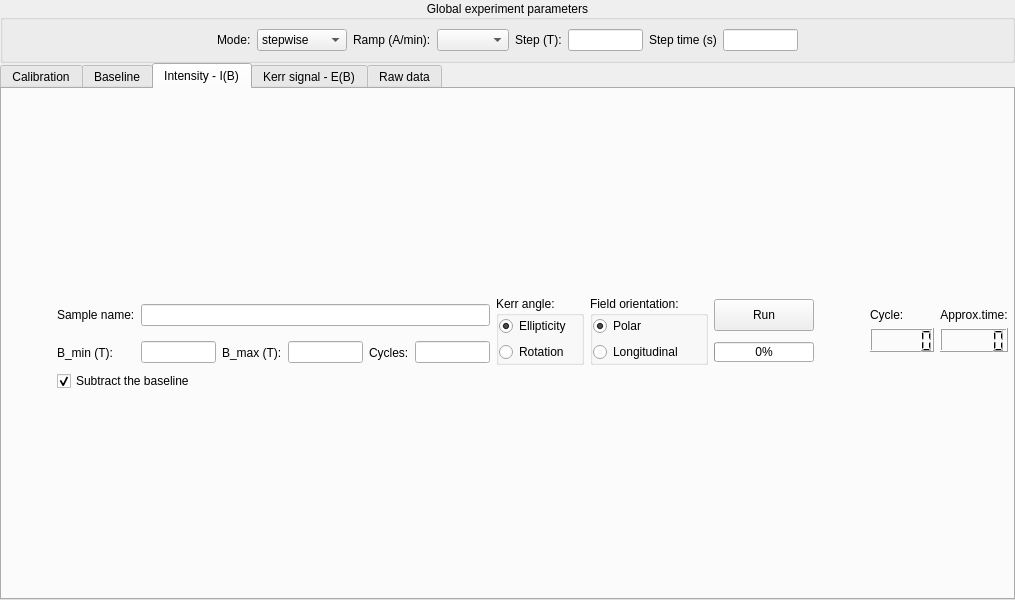
This is nicos_jcns/moke01/gui/mokepanel.ui in mlz-ictrl/nicos as Qt 5 draws it before an edit. The edited form follows.
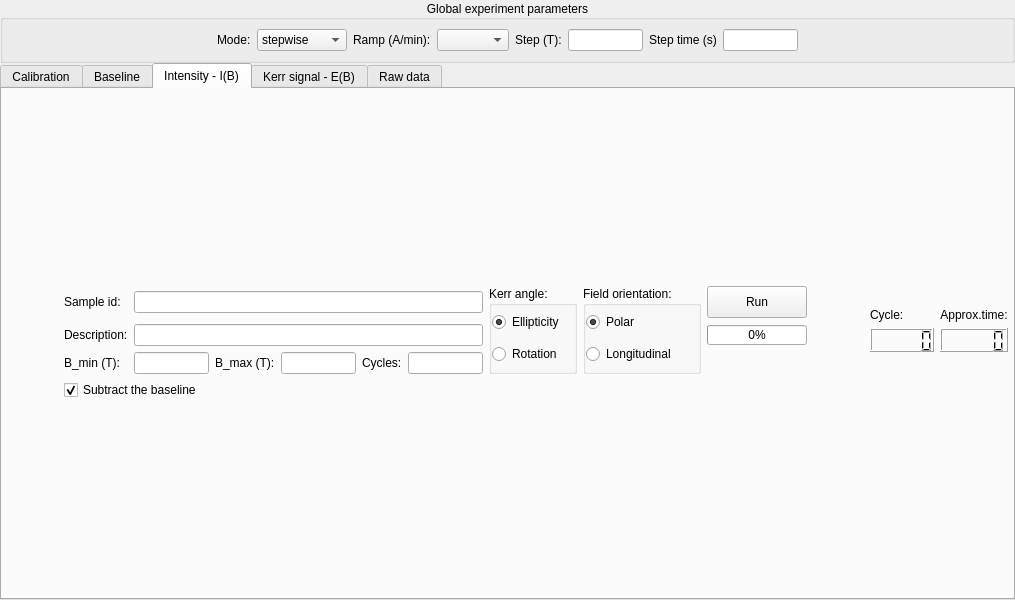
This is the edited form. The open tabs and pages were chosen to show the change.

Commit message: moke01: rfc sample naming

Diff of the .ui file:
```diff
--- a/nicos_jcns/moke01/gui/mokepanel.ui
+++ b/nicos_jcns/moke01/gui/mokepanel.ui
@@ -427,195 +427,7 @@
        </property>
        <item row="0" column="0">
         <layout class="QGridLayout" name="lyt_intensity">
-         <item row="0" column="1">
-          <widget class="QLabel" name="lbl_sample">
-           <property name="text">
-            <string>Sample name:</string>
-           </property>
-          </widget>
-         </item>
-         <item row="0" column="2" colspan="5">
-          <widget class="QLineEdit" name="ln_sample"/>
-         </item>
-         <item row="0" column="8" rowspan="2">
-          <widget class="QGroupBox" name="grb_field_orientation">
-           <property name="title">
-            <string>Field orientation:</string>
-           </property>
-           <layout class="QVBoxLayout" name="verticalLayout_3">
-            <property name="leftMargin">
-             <number>0</number>
-            </property>
-            <property name="topMargin">
-             <number>0</number>
-            </property>
-            <property name="rightMargin">
-             <number>0</number>
-            </property>
-            <property name="bottomMargin">
-             <number>0</number>
-            </property>
-            <item>
-             <widget class="QRadioButton" name="rad_polar">
-              <property name="text">
-               <string>Polar</string>
-              </property>
-              <property name="checked">
-               <bool>true</bool>
-              </property>
-             </widget>
-            </item>
-            <item>
-             <widget class="QRadioButton" name="rad_longitudinal">
-              <property name="text">
-               <string>Longitudinal</string>
-              </property>
-             </widget>
-            </item>
-           </layout>
-          </widget>
-         </item>
-         <item row="1" column="1">
-          <widget class="QLabel" name="lbl_Bmin">
-           <property name="text">
-            <string>B_min (T):</string>
-           </property>
-          </widget>
-         </item>
-         <item row="1" column="2">
-          <widget class="QLineEdit" name="ln_Bmin">
-           <property name="minimumSize">
-            <size>
-             <width>75</width>
-             <height>0</height>
-            </size>
-           </property>
-           <property name="maximumSize">
-            <size>
-             <width>75</width>
-             <height>16777215</height>
-            </size>
-           </property>
-           <property name="text">
-            <string/>
-           </property>
-          </widget>
-         </item>
-         <item row="1" column="5">
-          <widget class="QLabel" name="lbl_cycles">
-           <property name="text">
-            <string>Cycles:</string>
-           </property>
-          </widget>
-         </item>
-         <item row="1" column="9">
-          <widget class="QProgressBar" name="bar_cycles">
-           <property name="sizePolicy">
-            <sizepolicy hsizetype="Fixed" vsizetype="Fixed">
-             <horstretch>0</horstretch>
-             <verstretch>0</verstretch>
-            </sizepolicy>
-           </property>
-           <property name="minimumSize">
-            <size>
-             <width>100</width>
-             <height>20</height>
-            </size>
-           </property>
-           <property name="maximumSize">
-            <size>
-             <width>100</width>
-             <height>20</height>
-            </size>
-           </property>
-           <property name="baseSize">
-            <size>
-             <width>0</width>
-             <height>0</height>
-            </size>
-           </property>
-           <property name="minimum">
-            <number>0</number>
-           </property>
-           <property name="maximum">
-            <number>1</number>
-           </property>
-           <property name="value">
-            <number>0</number>
-           </property>
-           <property name="alignment">
-            <set>Qt::AlignCenter</set>
-           </property>
-           <property name="textVisible">
-            <bool>true</bool>
-           </property>
-           <property name="orientation">
-            <enum>Qt::Horizontal</enum>
-           </property>
-           <property name="invertedAppearance">
-            <bool>false</bool>
-           </property>
-           <property name="textDirection">
-            <enum>QProgressBar::TopToBottom</enum>
-           </property>
-           <property name="format">
-            <string extracomment="1234">%p%</string>
-           </property>
-          </widget>
-         </item>
-         <item row="1" column="3">
-          <widget class="QLabel" name="lbl_Bmax">
-           <property name="text">
-            <string>B_max (T):</string>
-           </property>
-          </widget>
-         </item>
-         <item row="0" column="10" rowspan="2">
-          <spacer name="spcr_intensity_2">
-           <property name="orientation">
-            <enum>Qt::Horizontal</enum>
-           </property>
-           <property name="sizeHint" stdset="0">
-            <size>
-             <width>40</width>
-             <height>20</height>
-            </size>
-           </property>
-          </spacer>
-         </item>
-         <item row="1" column="6">
-          <widget class="QLineEdit" name="ln_cycles">
-           <property name="minimumSize">
-            <size>
-             <width>75</width>
-             <height>0</height>
-            </size>
-           </property>
-           <property name="maximumSize">
-            <size>
-             <width>75</width>
-             <height>16777215</height>
-            </size>
-           </property>
-           <property name="text">
-            <string/>
-           </property>
-          </widget>
-         </item>
-         <item row="0" column="0" rowspan="2">
-          <spacer name="spcr_intensity_1">
-           <property name="orientation">
-            <enum>Qt::Horizontal</enum>
-           </property>
-           <property name="sizeHint" stdset="0">
-            <size>
-             <width>40</width>
-             <height>20</height>
-            </size>
-           </property>
-          </spacer>
-         </item>
-         <item row="0" column="13" rowspan="2">
+         <item row="0" column="13" rowspan="3">
           <layout class="QVBoxLayout" name="lyt_intensity_timer">
            <property name="sizeConstraint">
             <enum>QLayout::SetMinimumSize</enum>
@@ -686,7 +498,53 @@
            </item>
           </layout>
          </item>
-         <item row="2" column="1" colspan="6">
+         <item row="0" column="0" rowspan="3">
+          <spacer name="spcr_intensity_1">
+           <property name="orientation">
+            <enum>Qt::Horizontal</enum>
+           </property>
+           <property name="sizeHint" stdset="0">
+            <size>
+             <width>40</width>
+             <height>20</height>
+            </size>
+           </property>
+          </spacer>
+         </item>
+         <item row="0" column="1">
+          <widget class="QLabel" name="lbl_id">
+           <property name="text">
+            <string>Sample id:</string>
+           </property>
+          </widget>
+         </item>
+         <item row="2" column="4">
+          <widget class="QLineEdit" name="ln_Bmax">
+           <property name="minimumSize">
+            <size>
+             <width>75</width>
+             <height>0</height>
+            </size>
+           </property>
+           <property name="maximumSize">
+            <size>
+             <width>75</width>
+             <height>16777215</height>
+            </size>
+           </property>
+           <property name="text">
+            <string/>
+           </property>
+          </widget>
+         </item>
+         <item row="2" column="5">
+          <widget class="QLabel" name="lbl_cycles">
+           <property name="text">
+            <string>Cycles:</string>
+           </property>
+          </widget>
+         </item>
+         <item row="3" column="1" colspan="6">
           <widget class="QCheckBox" name="chck_subtract_baseline">
            <property name="text">
             <string>Subtract the baseline</string>
@@ -696,32 +554,113 @@
            </property>
           </widget>
          </item>
-         <item row="0" column="9">
-          <widget class="QPushButton" name="btn_run">
-           <property name="sizePolicy">
-            <sizepolicy hsizetype="Fixed" vsizetype="Minimum">
-             <horstretch>0</horstretch>
-             <verstretch>0</verstretch>
-            </sizepolicy>
+         <item row="2" column="6">
+          <widget class="QLineEdit" name="ln_cycles">
+           <property name="minimumSize">
+            <size>
+             <width>75</width>
+             <height>0</height>
+            </size>
            </property>
+           <property name="maximumSize">
+            <size>
+             <width>75</width>
+             <height>16777215</height>
+            </size>
+           </property>
+           <property name="text">
+            <string/>
+           </property>
+          </widget>
+         </item>
+         <item row="0" column="10" rowspan="3">
+          <spacer name="spcr_intensity_2">
+           <property name="orientation">
+            <enum>Qt::Horizontal</enum>
+           </property>
+           <property name="sizeHint" stdset="0">
+            <size>
+             <width>40</width>
+             <height>20</height>
+            </size>
+           </property>
+          </spacer>
+         </item>
+         <item row="2" column="1">
+          <widget class="QLabel" name="lbl_Bmin">
+           <property name="text">
+            <string>B_min (T):</string>
+           </property>
+          </widget>
+         </item>
+         <item row="2" column="3">
+          <widget class="QLabel" name="lbl_Bmax">
+           <property name="text">
+            <string>B_max (T):</string>
+           </property>
+          </widget>
+         </item>
+         <item row="0" column="8" rowspan="3">
+          <widget class="QGroupBox" name="grb_field_orientation">
+           <property name="title">
+            <string>Field orientation:</string>
+           </property>
+           <layout class="QVBoxLayout" name="verticalLayout_3">
+            <property name="leftMargin">
+             <number>0</number>
+            </property>
+            <property name="topMargin">
+             <number>0</number>
+            </property>
+            <property name="rightMargin">
+             <number>0</number>
+            </property>
+            <property name="bottomMargin">
+             <number>0</number>
+            </property>
+            <item>
+             <widget class="QRadioButton" name="rad_polar">
+              <property name="text">
+               <string>Polar</string>
+              </property>
+              <property name="checked">
+               <bool>true</bool>
+              </property>
+             </widget>
+            </item>
+            <item>
+             <widget class="QRadioButton" name="rad_longitudinal">
+              <property name="text">
+               <string>Longitudinal</string>
+              </property>
+             </widget>
+            </item>
+           </layout>
+          </widget>
+         </item>
+         <item row="0" column="2" colspan="5">
+          <widget class="QLineEdit" name="ln_id"/>
+         </item>
+         <item row="2" column="2">
+          <widget class="QLineEdit" name="ln_Bmin">
            <property name="minimumSize">
             <size>
-             <width>100</width>
-             <height>32</height>
+             <width>75</width>
+             <height>0</height>
             </size>
            </property>
            <property name="maximumSize">
             <size>
-             <width>100</width>
-             <height>32</height>
+             <width>75</width>
+             <height>16777215</height>
             </size>
            </property>
            <property name="text">
-            <string>Run</string>
+            <string/>
            </property>
           </widget>
          </item>
-         <item row="0" column="7" rowspan="2">
+         <item row="0" column="7" rowspan="3">
           <widget class="QGroupBox" name="grb_kerr_angle">
            <property name="sizePolicy">
             <sizepolicy hsizetype="Minimum" vsizetype="Minimum">
@@ -780,26 +719,97 @@
            </layout>
           </widget>
          </item>
-         <item row="1" column="4">
-          <widget class="QLineEdit" name="ln_Bmax">
+         <item row="1" column="1">
+          <widget class="QLabel" name="lbl_description">
+           <property name="text">
+            <string>Description:</string>
+           </property>
+          </widget>
+         </item>
+         <item row="0" column="9">
+          <widget class="QPushButton" name="btn_run">
+           <property name="sizePolicy">
+            <sizepolicy hsizetype="Fixed" vsizetype="Minimum">
+             <horstretch>0</horstretch>
+             <verstretch>0</verstretch>
+            </sizepolicy>
+           </property>
            <property name="minimumSize">
             <size>
-             <width>75</width>
+             <width>100</width>
+             <height>32</height>
+            </size>
+           </property>
+           <property name="maximumSize">
+            <size>
+             <width>100</width>
+             <height>32</height>
+            </size>
+           </property>
+           <property name="text">
+            <string>Run</string>
+           </property>
+          </widget>
+         </item>
+         <item row="1" column="9">
+          <widget class="QProgressBar" name="bar_cycles">
+           <property name="sizePolicy">
+            <sizepolicy hsizetype="Fixed" vsizetype="Fixed">
+             <horstretch>0</horstretch>
+             <verstretch>0</verstretch>
+            </sizepolicy>
+           </property>
+           <property name="minimumSize">
+            <size>
+             <width>100</width>
+             <height>20</height>
+            </size>
+           </property>
+           <property name="maximumSize">
+            <size>
+             <width>100</width>
+             <height>20</height>
+            </size>
+           </property>
+           <property name="baseSize">
+            <size>
+             <width>0</width>
              <height>0</height>
             </size>
            </property>
-           <property name="maximumSize">
-            <size>
-             <width>75</width>
-             <height>16777215</height>
-            </size>
+           <property name="minimum">
+            <number>0</number>
            </property>
-           <property name="text">
-            <string/>
+           <property name="maximum">
+            <number>1</number>
+           </property>
+           <property name="value">
+            <number>0</number>
+           </property>
+           <property name="alignment">
+            <set>Qt::AlignCenter</set>
+           </property>
+           <property name="textVisible">
+            <bool>true</bool>
+           </property>
+           <property name="orientation">
+            <enum>Qt::Horizontal</enum>
+           </property>
+           <property name="invertedAppearance">
+            <bool>false</bool>
+           </property>
+           <property name="textDirection">
+            <enum>QProgressBar::TopToBottom</enum>
+           </property>
+           <property name="format">
+            <string extracomment="1234">%p%</string>
            </property>
           </widget>
          </item>
-         <item row="0" column="11" rowspan="2">
+         <item row="1" column="2" colspan="5">
+          <widget class="QLineEdit" name="ln_description"/>
+         </item>
+         <item row="0" column="11" rowspan="3">
           <layout class="QVBoxLayout" name="lyt_cycle">
            <item>
             <spacer name="spcr_cycle_0">
```
Left out of the diff: 2 changed lines with no effect on the pictures. The commit also changes 4 other files.
